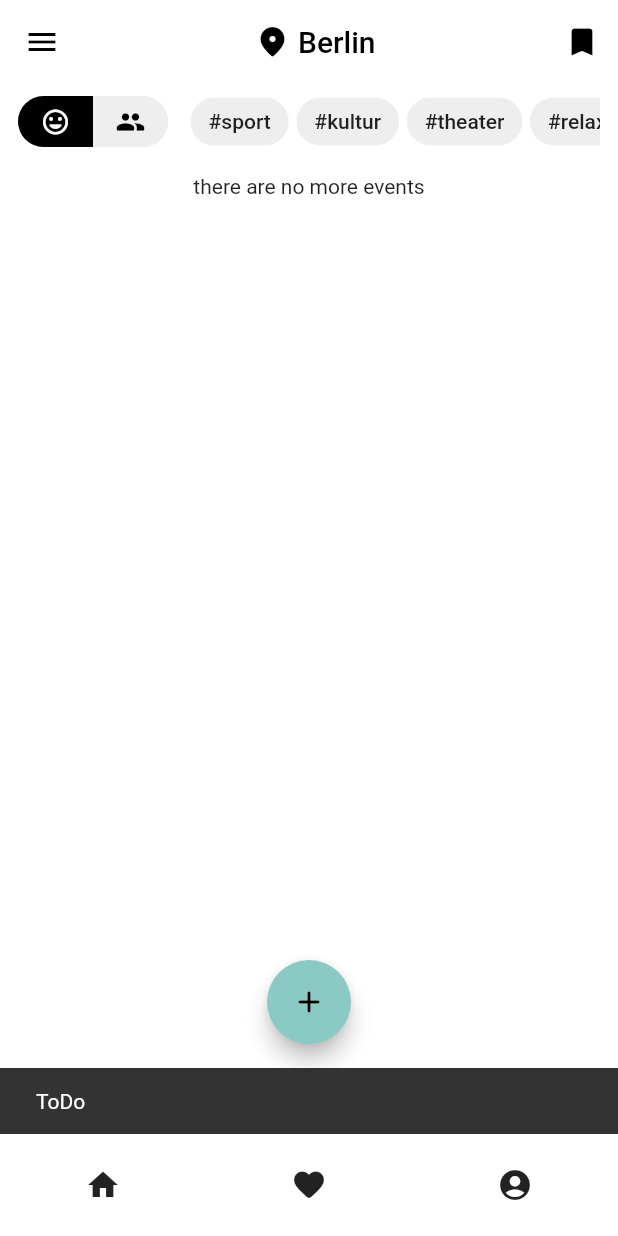
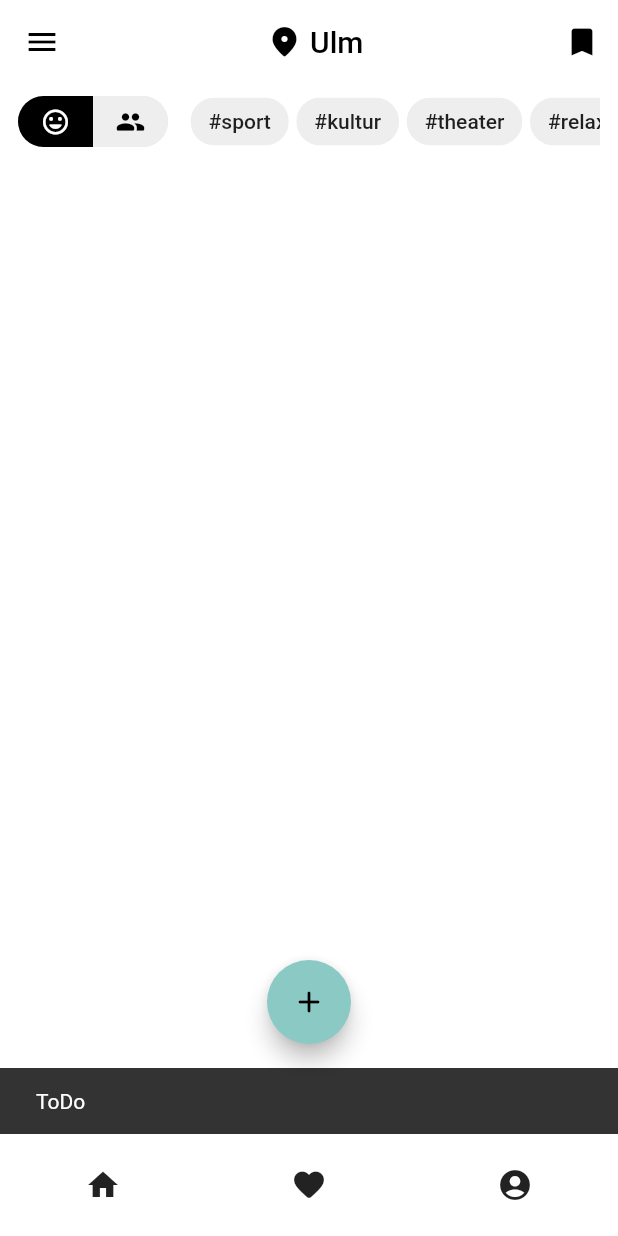
Before and after one commit to tim200002/fingerfunke-app, a Flutter app: the HomeView screen opened directly, item 2 of the bottom bar chosen, on a phone screen of 412 x 824 dp. Run offline on Flutter 3.47's test engine with Material 2 defaults, Android fonts, the phone set to English and light mode, and no system bars; our stand-ins replace bloc, camera, cloud_firestore, cloud_functions, dio, equatable and 15 more; missing offline and left inert: video_thumbnail; accounts and stored records are empty; statements that could not run were skipped.

Commit message:
feat: feed improvements

```diff
--- a/lib/view/home/view/home_view.dart
+++ b/lib/view/home/view/home_view.dart
@@ -17,7 +17,7 @@ class HomeView extends StatelessWidget {
           padding: EdgeInsets.only(right: 5),
           child: Icon(Icons.place_rounded),
         ),
-        Text("Berlin")
+        Text("Ulm")
       ],
     );
   }
@@ -53,9 +53,10 @@ class HomeView extends StatelessWidget {
               icon: const Icon(Icons.bookmark_outlined))
         ],
       ),
-      body: const Padding(
-        padding: EdgeInsets.symmetric(horizontal: AppTheme.PADDING_SIDE),
-        child: PostFeedView(),
+      body: Container(
+        padding: const EdgeInsets.symmetric(horizontal: AppTheme.PADDING_SIDE),
+        clipBehavior: Clip.none,
+        child: const PostFeedView(),
       ),
       floatingActionButtonLocation: FloatingActionButtonLocation.centerFloat,
       floatingActionButton: FloatingActionButton(
--- a/lib/view/post_feed/view/post_feed_view.dart
+++ b/lib/view/post_feed/view/post_feed_view.dart
@@ -2,6 +2,7 @@ import 'package:fingerfunke_app/models/post/post.dart';
 import 'package:fingerfunke_app/services/pagination/post_pagination_service.dart';
 import 'package:fingerfunke_app/view/paginated_list/cubit/paginated_list_cubit.dart';
 import 'package:fingerfunke_app/view/paginated_list/view/paginated_list.dart';
+import 'package:fingerfunke_app/view/post_feed/view/post_feed_item_blur_view.dart';
 import 'package:fingerfunke_app/view/post_feed/view/post_feed_item_view.dart';
 import 'package:fingerfunke_app/view/post_feed/widgets/pf_filters.dart';
 import 'package:flutter/material.dart';
@@ -12,26 +13,24 @@ class PostFeedView extends StatelessWidget {
 
   @override
   Widget build(BuildContext context) {
-    return ClipRRect(
-        borderRadius: BorderRadius.circular(10),
-        child: Column(
+    return Column(
       crossAxisAlignment: CrossAxisAlignment.stretch,
       children: [
         PostFeedFilters(),
         Expanded(
             child: BlocProvider(
-                create: (context) => PaginatedListCubit<Post>(paginationService:          PostPaginationService(),),
+          create: (context) => PaginatedListCubit<Post>(
+            paginationService: PostPaginationService(),
+          ),
           child: PaginatedList<Post>(
-                  itemBuilder: (post) => PostFeedItem(
+              itemBuilder: (post) => PostFeedItemBlur(
                     post,
                   ),
               reverse: false,
-                  endMessage: "there are no more events",
+              endMessage: "" //"there are no more events",
               ),
-              )
-            ),
+        )),
       ],
-        ),
     );
   }
 }
--- a/lib/view/post_feed/widgets/pf_filters.dart
+++ b/lib/view/post_feed/widgets/pf_filters.dart
@@ -39,6 +39,7 @@ class PostFeedFilters extends StatelessWidget {
   @override
   Widget build(BuildContext context) {
     return Container(
+      clipBehavior: Clip.none,
       margin: EdgeInsets.only(bottom: 10),
       height: 50,
       child: SingleChildScrollView(
```
Also changed, not shown: lib/view/post_feed/view/post_feed_item_blur_view.dart (added, +127 -0 lines). Lines whose indentation alone changed are shown as unchanged.
